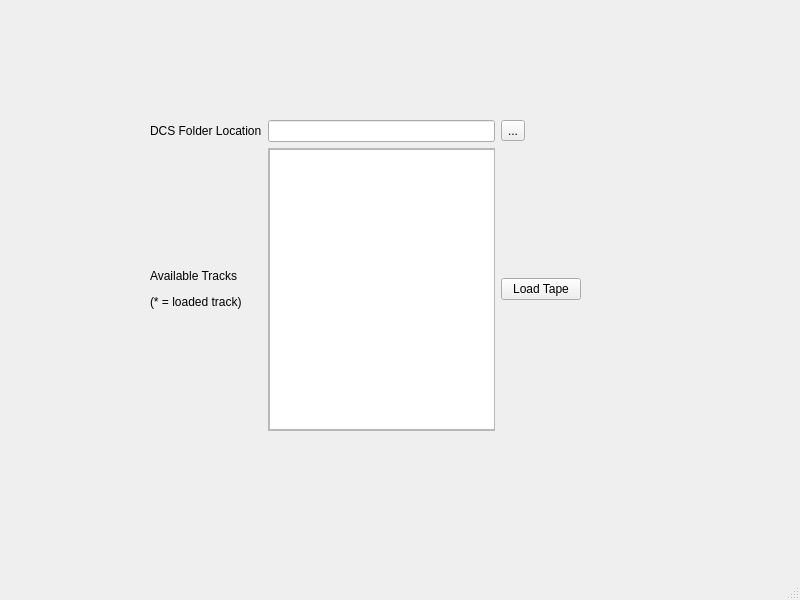
This is mainwindow.ui in nemahs/f14-tape-changer as Qt 5 draws it before an edit. The edited form follows.
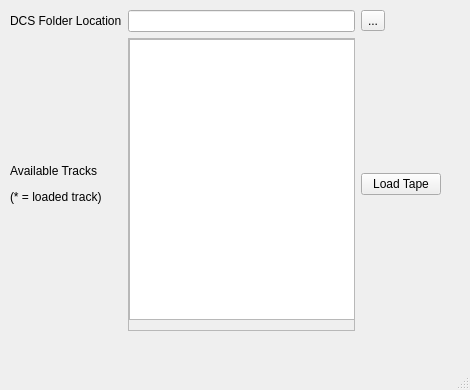
This is the edited form.

Commit message: Added ability to convert walkman folder to a switchable varient

Patch:
```diff
--- a/mainwindow.ui
+++ b/mainwindow.ui
@@ -6,8 +6,8 @@
    <rect>
     <x>0</x>
     <y>0</y>
-    <width>800</width>
-    <height>600</height>
+    <width>470</width>
+    <height>390</height>
    </rect>
   </property>
   <property name="windowTitle">
@@ -17,10 +17,10 @@
    <widget class="QWidget" name="gridLayoutWidget">
     <property name="geometry">
      <rect>
-      <x>150</x>
-      <y>120</y>
+      <x>10</x>
+      <y>10</y>
       <width>431</width>
-      <height>311</height>
+      <height>321</height>
      </rect>
     </property>
     <layout class="QGridLayout" name="gridLayout">
@@ -56,7 +56,7 @@
           <x>0</x>
           <y>0</y>
           <width>244</width>
-          <height>281</height>
+          <height>291</height>
          </rect>
         </property>
         <widget class="QListWidget" name="tapePicker">
```
Left out of the diff: 2 changed lines with no effect on the pictures. The commit also changes 1 other file.
